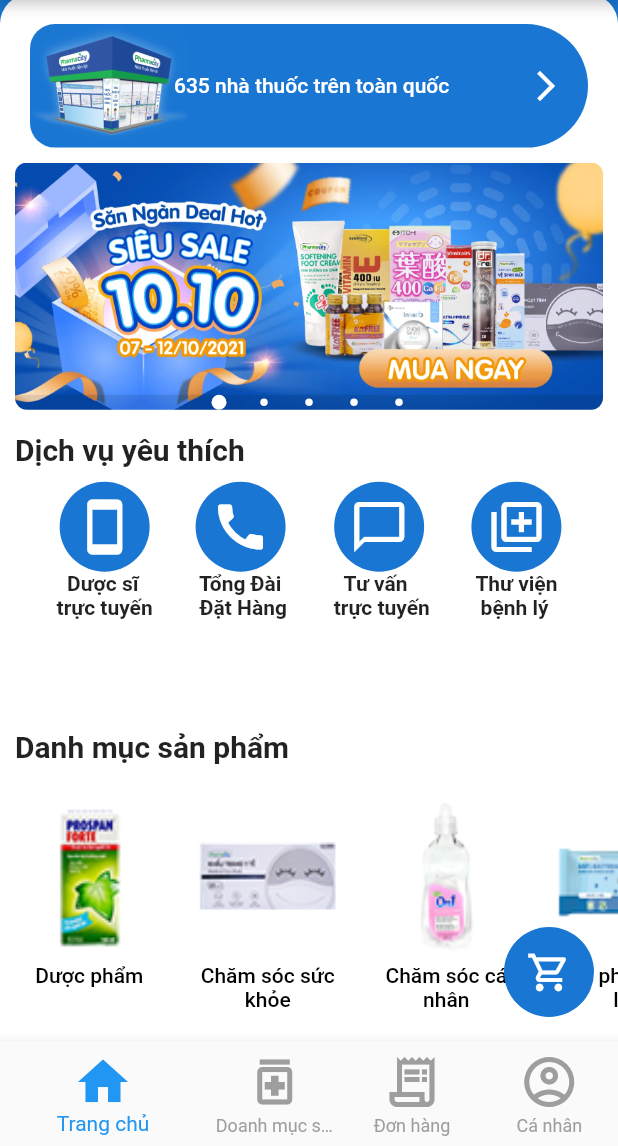
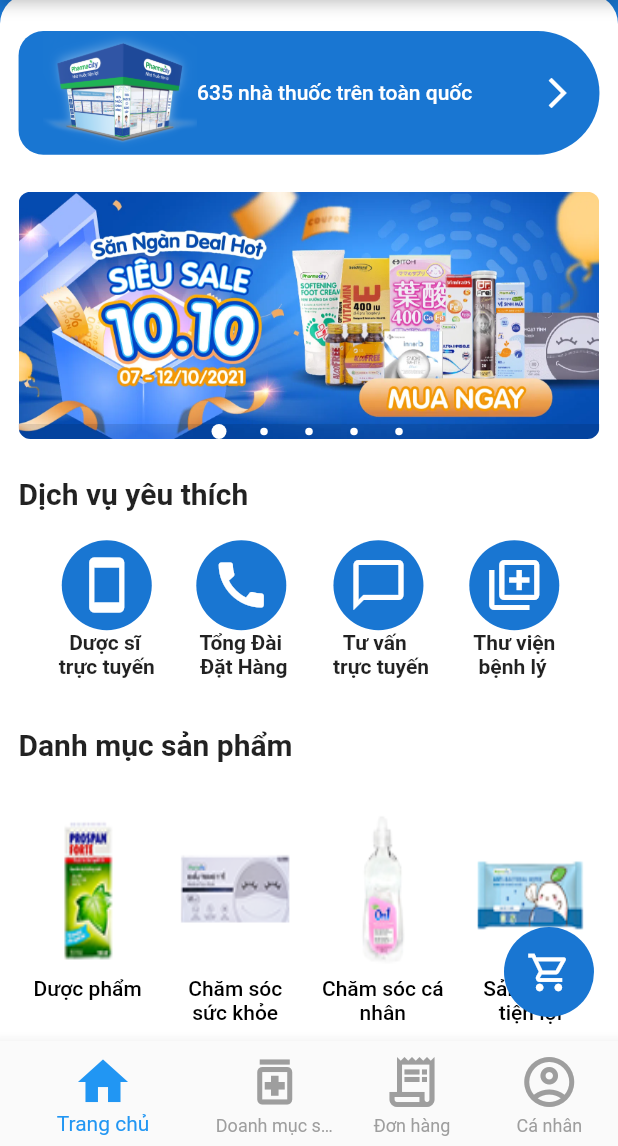
Before and after one commit to khanhpl/Pharmacity-dart, a Flutter app: the screen it shows after launch, on a phone screen of 412 x 824 dp, the part 90-1236 px from its top. Run offline on Flutter 3.47's test engine with Material 2 defaults, Android fonts, the phone set to English and light mode, and no system bars; drawn by our look-alikes of carousel_pro; our stand-ins replace flutter_dash, google_maps_flutter.

Commit message:
update ver1 8-11-2021

```diff
--- a/lib/screens/home/home_screen.dart
+++ b/lib/screens/home/home_screen.dart
@@ -34,6 +34,8 @@
   @override
   Widget build(BuildContext context) {
     Size size = MediaQuery.of(context).size;
+    var _edgeInsertLR = size.width*0.03;
+    var _edgeInsertTB = size.height * 0.03;
     return Scaffold(
       appBar: UpAppBar(context),
       body: Container(
@@ -53,6 +55,7 @@
             scrollDirection: Axis.vertical,
             child: Column(
               children: <Widget>[
+                SizedBox(height: _edgeInsertTB),
                 Container(
                   height: size.height * 0.10,
                   decoration: BoxDecoration(
@@ -63,26 +66,35 @@
                       topRight: Radius.circular(50),
                       bottomRight: Radius.circular(50),
                     ),
-                    image: DecorationImage(
-                        image: AssetImage('assets/phouse.png'),
-                        fit: BoxFit.fitHeight,
-                        alignment: Alignment.centerLeft),
+                    // image: DecorationImage(
+                    //     image: AssetImage('assets/phouse.png'),
+                    //     fit: BoxFit.fitHeight,
+                    //     alignment: Alignment.centerLeft),
                   ),
-                  margin: EdgeInsets.fromLTRB(20.0, 20.0, 20.0, 0),
+                  margin: EdgeInsets.fromLTRB(_edgeInsertLR, 0, _edgeInsertLR, 0),
                   child: FlatButton(
                     onPressed: () {
                       Navigator.pushNamed(context, '/phouseSystem');
                     },
                     child: Row(
                       children: <Widget>[
-                        SizedBox(width: 80),
+                        Container(
+                          height: size.height * 0.10,
+                          width: size.width* 0.25,
+                          decoration: BoxDecoration(
+                            image: DecorationImage(
+                                image: AssetImage('assets/phouse.png'),
+                                fit: BoxFit.fitHeight,
+                                alignment: Alignment.center),
+                          ),
+                        ),
                         Text(
                           '635 nhà thuốc trên toàn quốc',
                           style: TextStyle(
                             color: Colors.white,
                           ),
                         ),
-                        Spacer(),
+                        Spacer(flex: 3),
                         Icon(
                           Icons.arrow_forward_ios,
                           color: Colors.white,
@@ -91,8 +103,10 @@
                     ),
                   ),
                 ),
+
+                SizedBox(height: _edgeInsertTB),
                 Container(
-                  margin: EdgeInsets.all(10.0),
+                  margin: EdgeInsets.fromLTRB(_edgeInsertLR, 0, _edgeInsertLR, 0),
                   height: size.height * 0.2,
                   decoration: BoxDecoration(
                     color: Colors.white,
@@ -103,11 +117,12 @@
                   ),
                   child: CaroselImage,
                 ),
-                SizedBox(height: 5.0),
+
+                SizedBox(height: _edgeInsertTB),
                 Container(
                   alignment: Alignment.centerLeft,
                   margin: EdgeInsets.only(
-                    left: 10.0,
+                    left: _edgeInsertLR,
                   ),
                   child: Text(
                     'Dịch vụ yêu thích',
@@ -117,13 +132,15 @@
                     ),
                   ),
                 ),
+                SizedBox(height: _edgeInsertTB*0.8),
+
                 Container(
-                  height: size.height * 0.2,
+                  // height: size.height * 0.15,
                   // color: Colors.green,
+                  height: 100,
                   margin: EdgeInsets.only(
-                    left: 10.0,
-                    top: 10.0,
-                    right: 10.0,
+                    left: _edgeInsertLR,
+                    right: _edgeInsertLR,
                   ),
                   child: Row(
                     mainAxisAlignment: MainAxisAlignment.spaceEvenly,
@@ -206,10 +223,12 @@
                     ],
                   ),
                 ),
+
+                SizedBox(height: _edgeInsertTB),
                 Container(
                   alignment: Alignment.centerLeft,
                   margin: EdgeInsets.only(
-                    left: 10.0,
+                    left: _edgeInsertLR,
                   ),
                   child: Text(
                     'Danh mục sản phẩm',
@@ -219,13 +238,14 @@
                     ),
                   ),
                 ),
-                SizedBox(height: 10.0),
+                SizedBox(height: _edgeInsertTB*0.8),
                 Container(
                   // color: Colors.black,
-                  height: size.height * 0.45,
+                  height: size.height * 0.46,
                   child: SingleChildScrollView(
                     scrollDirection: Axis.horizontal,
                     child: Row(
+                      mainAxisAlignment: MainAxisAlignment.center,
                       children: <Widget>[
                         Column(
                           children: <Widget>[
@@ -235,7 +255,8 @@
                                 children: <Widget>[
                                   Container(
                                     height: size.height * 0.14,
-                                    width: size.width * 0.25,
+                                    // width: size.width * 0.25,
+                                    width: size.width * 0.20,
                                     decoration: BoxDecoration(
                                       image: DecorationImage(
                                         image: AssetImage('assets/duocpham.png'),
@@ -245,7 +266,7 @@
                                   ),
                                   Container(
                                     height: size.height * 0.06,
-                                    width: size.width * 0.25,
+                                    width: size.width * 0.2,
                                     child: Text(
                                       'Dược phẩm',
                                       textAlign: TextAlign.center,
@@ -263,7 +284,7 @@
                                 children: <Widget>[
                                   Container(
                                     height: size.height * 0.14,
-                                    width: size.width * 0.25,
+                                    width: size.width * 0.2,
                                     decoration: BoxDecoration(
                                       image: DecorationImage(
                                         image: AssetImage('assets/thucphamchucnang.png'),
@@ -273,7 +294,7 @@
                                   ),
                                   Container(
                                     height: size.height * 0.06,
-                                    width: size.width * 0.25,
+                                    width: size.width * 0.2,
                                     child: Text(
                                       'Thực phẩm chức năng',
                                       textAlign: TextAlign.center,
@@ -295,7 +316,7 @@
                                 children: <Widget>[
                                   Container(
                                     height: size.height * 0.14,
-                                    width: size.width * 0.25,
+                                    width: size.width * 0.2,
                                     decoration: BoxDecoration(
                                       image: DecorationImage(
                                         image: AssetImage('assets/chamsocsuckhoe.png'),
@@ -305,7 +326,7 @@
                                   ),
                                   Container(
                                     height: size.height * 0.06,
-                                    width: size.width * 0.25,
+                                    width: size.width * 0.2,
                                     child: Text(
                                       'Chăm sóc sức khỏe',
                                       textAlign: TextAlign.center,
@@ -323,7 +344,7 @@
                                 children: <Widget>[
                                   Container(
                                     height: size.height * 0.14,
-                                    width: size.width * 0.25,
+                                    width: size.width * 0.2,
                                     decoration: BoxDecoration(
                                       image: DecorationImage(
                                         image: AssetImage('assets/mevabe.png'),
@@ -333,7 +354,7 @@
                                   ),
                                   Container(
                                     height: size.height * 0.06,
-                                    width: size.width * 0.25,
+                                    width: size.width * 0.2,
                                     child: Text(
                                       'Mẹ và Bé',
                                       textAlign: TextAlign.center,
@@ -355,7 +376,7 @@
                                 children: <Widget>[
                                   Container(
                                     height: size.height * 0.14,
-                                    width: size.width * 0.25,
+                                    width: size.width * 0.2,
                                     decoration: BoxDecoration(
                                       image: DecorationImage(
                                         image: AssetImage('assets/chamsoccanhan.png'),
@@ -365,7 +386,7 @@
                                   ),
                                   Container(
                                     height: size.height * 0.06,
-                                    width: size.width * 0.25,
+                                    width: size.width * 0.2,
                                     child: Text(
                                       'Chăm sóc cá nhân',
                                       textAlign: TextAlign.center,
@@ -383,7 +404,7 @@
                                 children: <Widget>[
                                   Container(
                                     height: size.height * 0.14,
-                                    width: size.width * 0.25,
+                                    width: size.width * 0.2,
                                     decoration: BoxDecoration(
                                       image: DecorationImage(
                                         image: AssetImage('assets/chamsocsacdep.png'),
@@ -393,7 +414,7 @@
                                   ),
                                   Container(
                                     height: size.height * 0.06,
-                                    width: size.width * 0.25,
+                                    width: size.width * 0.2,
                                     child: Text(
                                       'Chăm sóc sắc đẹp',
                                       textAlign: TextAlign.center,
@@ -415,7 +436,7 @@
                                 children: <Widget>[
                                   Container(
                                     height: size.height * 0.14,
-                                    width: size.width * 0.25,
+                                    width: size.width * 0.2,
                                     decoration: BoxDecoration(
                                       image: DecorationImage(
                                         image: AssetImage('assets/sanphamtienloi.png'),
@@ -425,7 +446,7 @@
                                   ),
                                   Container(
                                     height: size.height * 0.06,
-                                    width: size.width * 0.25,
+                                    width: size.width * 0.2,
                                     child: Text(
                                       'Sản phẩm tiện lợi',
                                       textAlign: TextAlign.center,
@@ -443,7 +464,7 @@
                                 children: <Widget>[
                                   Container(
                                     height: size.height * 0.14,
-                                    width: size.width * 0.25,
+                                    width: size.width * 0.2,
                                     decoration: BoxDecoration(
                                       image: DecorationImage(
                                         image: AssetImage('assets/thietbiyte.png'),
@@ -453,7 +474,7 @@
                                   ),
                                   Container(
                                     height: size.height * 0.06,
-                                    width: size.width * 0.25,
+                                    width: size.width * 0.2,
                                     child: Text(
                                       'Thiết bị y tế',
                                       textAlign: TextAlign.center,
@@ -471,11 +492,11 @@
                     ),
                   ),
                 ),
-                SizedBox(height: 10.0),
+                SizedBox(height: _edgeInsertTB*0.5),
                 Container(
                   alignment: Alignment.centerLeft,
                   margin: EdgeInsets.only(
-                    left: 10.0,
+                    left: _edgeInsertLR,
                   ),
                   child: Text(
                     'Chỉ có tại Pharmacity',
@@ -485,7 +506,7 @@
                     ),
                   ),
                 ),
-                SizedBox(height: 10.0),
+                SizedBox(height: _edgeInsertTB),
                 Container(
                   margin: EdgeInsets.only(left: 10),
                   height: size.height * 0.5,
@@ -500,11 +521,11 @@
                     },
                   ),
                 ),
-                SizedBox(height: 10.0),
+                SizedBox(height: _edgeInsertTB),
                 Container(
                   alignment: Alignment.centerLeft,
                   margin: EdgeInsets.only(
-                    left: 10.0,
+                    left: _edgeInsertLR,
                   ),
                   child: Text(
                     'Săn deal giá rẻ - bảo vệ sức khỏe',
@@ -514,7 +535,7 @@
                     ),
                   ),
                 ),
-                SizedBox(height: 10.0),
+                SizedBox(height: _edgeInsertTB),
                 Container(
                   margin: EdgeInsets.only(left: 10),
                   height: size.height * 0.5,
@@ -529,11 +550,11 @@
                     },
                   ),
                 ),
-                SizedBox(height: 10.0),
+                SizedBox(height: _edgeInsertTB),
                 Container(
                   // alignment: Alignment.centerLeft,
                   margin: EdgeInsets.only(
-                    left: 10.0,
+                    left: _edgeInsertLR,
                   ),
                   child: Row(
                     children: <Widget>[
@@ -562,9 +583,9 @@
                     ],
                   ),
                 ),
-                SizedBox(height: 10.0),
+                SizedBox(height: _edgeInsertTB),
                 Container(
-                  height: size.height * 0.15,
+                  height: size.height * 0.16,
                   child: SingleChildScrollView(
                     scrollDirection: Axis.horizontal,
                     child: Row(
--- a/lib/screens/services/hot_products_on_pharmacity/hot_product_on_pharmacity.dart
+++ b/lib/screens/services/hot_products_on_pharmacity/hot_product_on_pharmacity.dart
@@ -49,7 +49,7 @@
               alignment: Alignment.centerLeft,
               // margin: EdgeInsets.only(left: 10),
               decoration: BoxDecoration(
-                borderRadius: BorderRadius.circular(5.0),
+                borderRadius: BorderRadius.circular(15.0),
                 color: Colors.grey[200],
               ),
               child: Row(
--- a/lib/screens/services/hot_products_on_pharmacity/show_hot_product_detail.dart
+++ b/lib/screens/services/hot_products_on_pharmacity/show_hot_product_detail.dart
@@ -15,6 +15,8 @@
   @override
   Widget build(BuildContext context) {
     Size size = MediaQuery.of(context).size;
+    var _edgeInsertLR = size.width*0.03;
+    var _edgeInsertTB = size.height * 0.03;
     return Scaffold(
       appBar: AppBar(
         iconTheme: IconThemeData(
@@ -78,7 +80,7 @@
                 margin: EdgeInsets.only(left: size.width * 0.05),
                 decoration: BoxDecoration(
                   color: Colors.green,
-                  borderRadius: BorderRadius.circular(15.0),
+                  borderRadius: BorderRadius.circular(5.0),
                   border: Border.all(color: Colors.green),
                 ),
                 child: TextButton(
--- a/lib/screens/services/products_only_on_pharmacity/product_only_pharmacity.dart
+++ b/lib/screens/services/products_only_on_pharmacity/product_only_pharmacity.dart
@@ -10,7 +10,12 @@
   @override
   Widget build(BuildContext context) {
     Size size = MediaQuery.of(context).size;
+    var _edgeInsertLR = size.width*0.03;
+    var _edgeInsertTB = size.height * 0.03;
     return Container(
+      decoration: BoxDecoration(
+        borderRadius: BorderRadius.circular(15),
+      ),
       height: size.height * 0.5,
       width: size.width * 0.45,
       child: OutlinedButton(
@@ -27,9 +32,6 @@
             Container(
               height: size.height * 0.2,
               width: size.width * 0.4,
-              // margin: EdgeInsets.only(
-              //   left: 10.0,
-              // ),
               decoration: BoxDecoration(
                 image: DecorationImage(
                   image: AssetImage(product.image),
@@ -41,7 +43,6 @@
               height: 20.0,
               width: size.width * 0.3,
               alignment: Alignment.centerLeft,
-              // margin: EdgeInsets.only(left: 10),
               decoration: BoxDecoration(
                 borderRadius: BorderRadius.circular(5.0),
                 color: Colors.grey[200],
```
